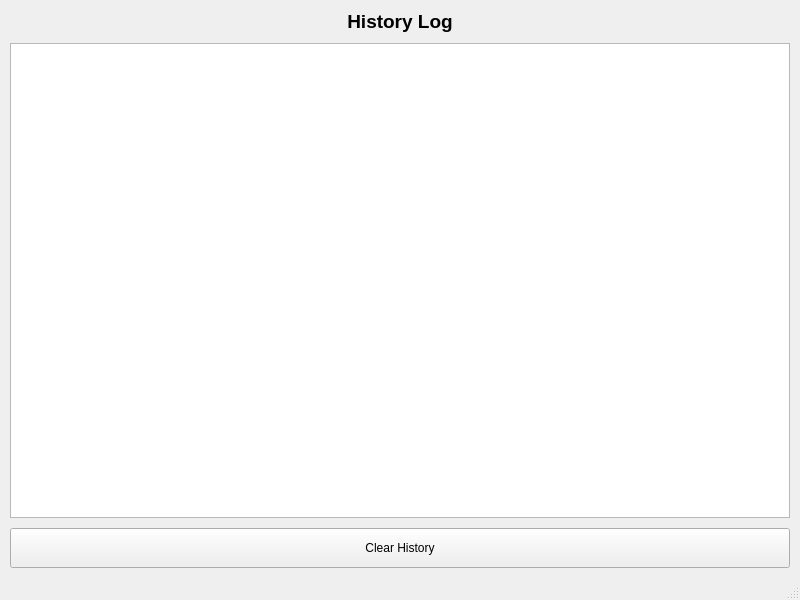
Qt form My_Beloved_Client/history.ui (HoSaiN-643/QuantumDeck) before a commit.
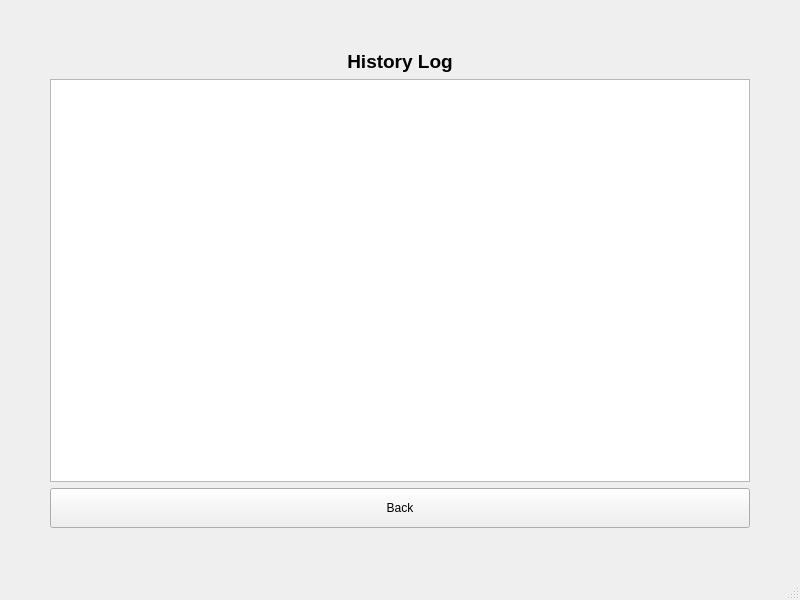
The same form after that commit.

Patch:
```diff
--- a/My_Beloved_Client/history.ui
+++ b/My_Beloved_Client/history.ui
@@ -14,7 +14,7 @@
    <string>History</string>
   </property>
   <widget class="QWidget" name="centralwidget">
-   <layout class="QVBoxLayout" name="verticalLayout">
+   <layout class="QGridLayout" name="gridLayout">
     <property name="leftMargin">
      <number>10</number>
     </property>
@@ -27,27 +27,52 @@
     <property name="bottomMargin">
      <number>10</number>
     </property>
-    <property name="spacing">
-     <number>10</number>
-    </property>
-    <item>
-     <widget class="QLabel" name="titleLabel">
+    <item row="3" column="1">
+     <widget class="QPushButton" name="BackButton">
+      <property name="minimumSize">
+       <size>
+        <width>150</width>
+        <height>40</height>
+       </size>
+      </property>
       <property name="text">
-       <string>History Log</string>
-      </property>
-      <property name="alignment">
-       <set>Qt::AlignCenter</set>
-      </property>
-      <property name="font">
-       <font>
-        <pointsize>14</pointsize>
-        <weight>75</weight>
-        <bold>true</bold>
-       </font>
+       <string>Back</string>
       </property>
      </widget>
     </item>
-    <item>
+    <item row="2" column="0">
+     <spacer name="horizontalSpacer">
+      <property name="orientation">
+       <enum>Qt::Orientation::Horizontal</enum>
+      </property>
+      <property name="sizeType">
+       <enum>QSizePolicy::Policy::Fixed</enum>
+      </property>
+      <property name="sizeHint" stdset="0">
+       <size>
+        <width>40</width>
+        <height>20</height>
+       </size>
+      </property>
+     </spacer>
+    </item>
+    <item row="2" column="2">
+     <spacer name="horizontalSpacer_2">
+      <property name="orientation">
+       <enum>Qt::Orientation::Horizontal</enum>
+      </property>
+      <property name="sizeType">
+       <enum>QSizePolicy::Policy::Fixed</enum>
+      </property>
+      <property name="sizeHint" stdset="0">
+       <size>
+        <width>40</width>
+        <height>20</height>
+       </size>
+      </property>
+     </spacer>
+    </item>
+    <item row="2" column="1">
      <widget class="QListWidget" name="historyList">
       <property name="alternatingRowColors">
        <bool>true</bool>
@@ -60,18 +85,53 @@
       </property>
      </widget>
     </item>
-    <item>
-     <widget class="QPushButton" name="clearButton">
+    <item row="0" column="1">
+     <spacer name="verticalSpacer">
+      <property name="orientation">
+       <enum>Qt::Orientation::Vertical</enum>
+      </property>
+      <property name="sizeType">
+       <enum>QSizePolicy::Policy::Fixed</enum>
+      </property>
+      <property name="sizeHint" stdset="0">
+       <size>
+        <width>20</width>
+        <height>40</height>
+       </size>
+      </property>
+     </spacer>
+    </item>
+    <item row="1" column="1">
+     <widget class="QLabel" name="titleLabel">
+      <property name="font">
+       <font>
+        <pointsize>14</pointsize>
+        <bold>true</bold>
+       </font>
+      </property>
       <property name="text">
-       <string>Clear History</string>
+       <string>History Log</string>
       </property>
-      <property name="minimumSize">
+      <property name="alignment">
+       <set>Qt::AlignmentFlag::AlignCenter</set>
+      </property>
+     </widget>
+    </item>
+    <item row="4" column="1">
+     <spacer name="verticalSpacer_2">
+      <property name="orientation">
+       <enum>Qt::Orientation::Vertical</enum>
+      </property>
+      <property name="sizeType">
+       <enum>QSizePolicy::Policy::Fixed</enum>
+      </property>
+      <property name="sizeHint" stdset="0">
        <size>
-        <width>150</width>
+        <width>20</width>
         <height>40</height>
        </size>
       </property>
-     </widget>
+     </spacer>
     </item>
    </layout>
   </widget>
```
Left out of the diff: 6 changed lines with no effect on the pictures.
